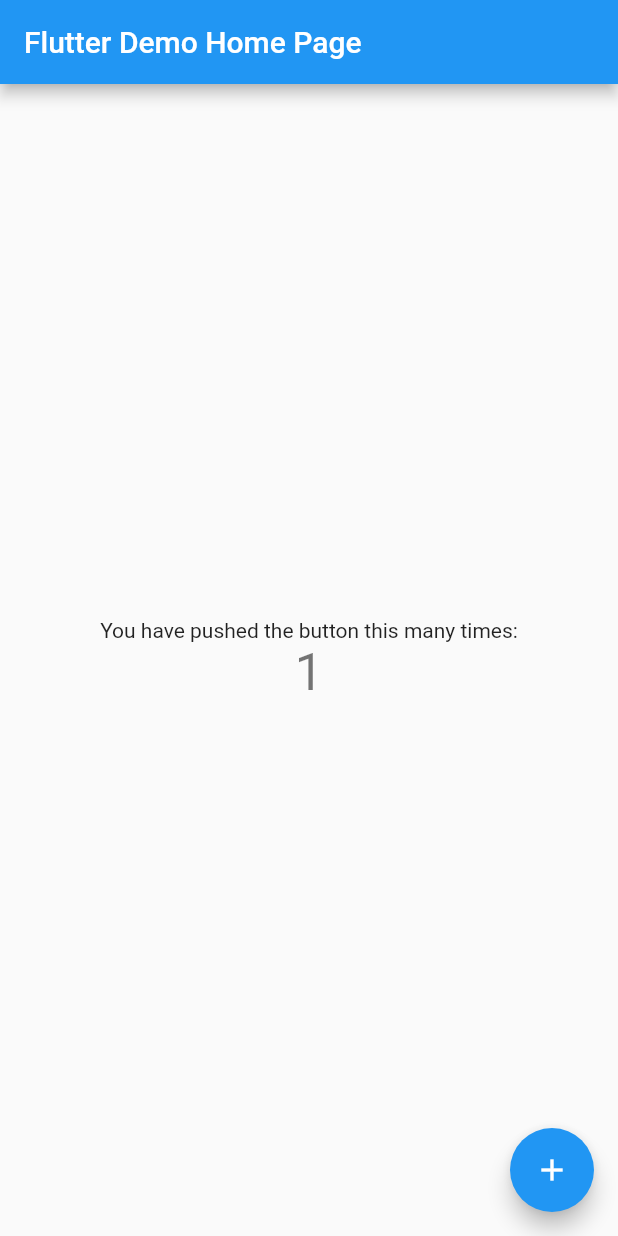
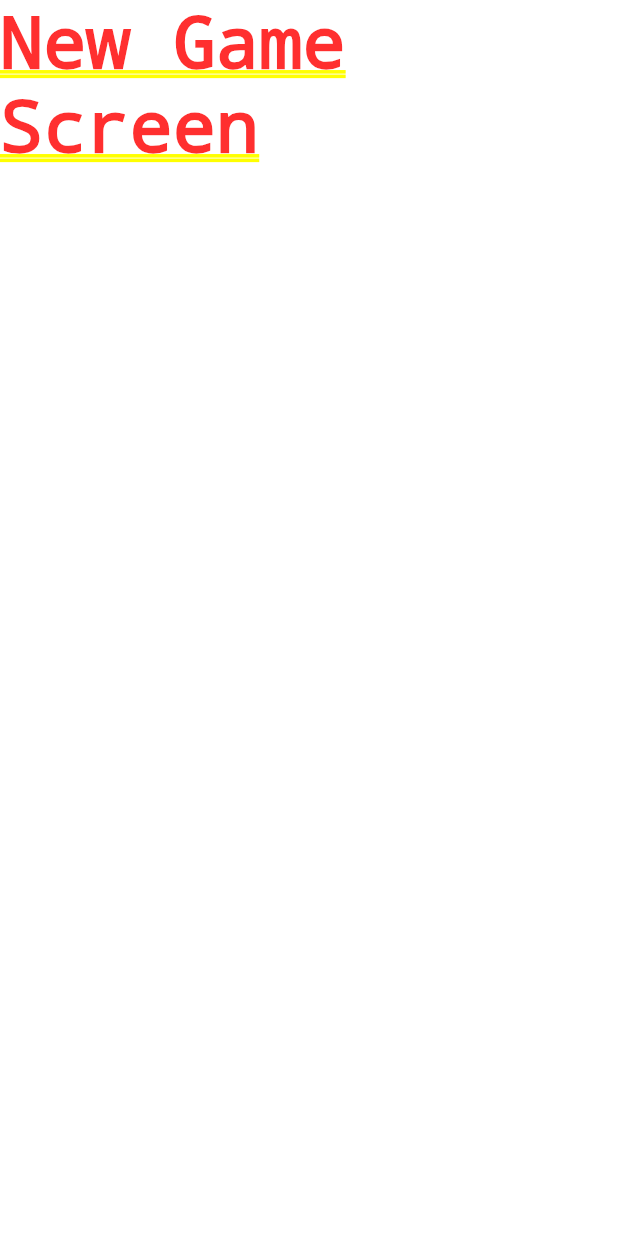
Before and after one commit to amatskevich/arkham_horror_statistic, a Flutter app: the screen it shows after launch, after a tap on the "add" icon, on a phone screen of 412 x 824 dp. Run offline on Flutter 3.47's test engine with Material 2 defaults, Android fonts, the phone set to English and light mode, and no system bars.

Commit message:
history screen

```diff
--- /dev/null
+++ b/lib/game_screen/new_game_screen.dart
@@ -0,0 +1,14 @@
+import 'package:flutter/material.dart';
+
+class NewGameScreen extends StatelessWidget {
+  static const routeName = '/new_game';
+
+  const NewGameScreen({Key? key}) : super(key: key);
+
+  @override
+  Widget build(BuildContext context) {
+    return Container(
+      child: Text('New Game Screen'),
+    );
+  }
+}
--- /dev/null
+++ b/lib/history_screen/game_row_widget.dart
@@ -0,0 +1,79 @@
+import 'package:arkham_horror_statistic/models/game.dart';
+import 'package:arkham_horror_statistic/models/game_status.dart';
+import 'package:flutter/material.dart';
+import 'package:intl/date_symbol_data_local.dart';
+import 'package:intl/intl.dart';
+
+class GameRow extends StatelessWidget {
+  final Game game;
+
+  const GameRow(this.game, {Key? key}) : super(key: key);
+
+  @override
+  Widget build(BuildContext context) {
+    initializeDateFormatting('ru_RU', null);
+    return Container(
+      decoration: BoxDecoration(
+        color: Colors.lightBlueAccent,
+        borderRadius: BorderRadius.circular(10),
+        boxShadow: const [
+          BoxShadow(color: Colors.black),
+        ],
+      ),
+      margin: const EdgeInsets.all(5),
+      padding: const EdgeInsets.all(5),
+      child: Row(
+        mainAxisAlignment: MainAxisAlignment.spaceAround,
+        children: [
+          Expanded(
+            child: Column(
+              children: [
+                SizedBox(
+                  width: double.infinity,
+                  child: Text(
+                    game.ancient,
+                    textAlign: TextAlign.center,
+                    style: const TextStyle(fontSize: 25),
+                  ),
+                ),
+                SizedBox(
+                  width: double.infinity,
+                  child: Text(
+                    DateFormat('E, d MMMM yyyy', 'ru_RU').format(game.date),
+                    textAlign: TextAlign.center,
+                    style: const TextStyle(fontSize: 20),
+                  ),
+                )
+              ],
+            ),
+          ),
+          _determinateIcon(game.status),
+        ],
+      ),
+    );
+  }
+
+  Icon _determinateIcon(GameStatus status) {
+    const size = 30.0;
+    switch (status) {
+      case GameStatus.win:
+        return const Icon(
+          Icons.check_circle_outlined,
+          color: Colors.blueGrey,
+          size: size,
+        );
+      case GameStatus.dead:
+        return const Icon(
+          Icons.cancel_outlined,
+          color: Colors.red,
+          size: size,
+        );
+      case GameStatus.inProgress:
+        return const Icon(
+          Icons.cached_outlined,
+          color: Colors.yellow,
+          size: size,
+        );
+    }
+  }
+}
--- /dev/null
+++ b/lib/history_screen/history_sreen.dart
@@ -0,0 +1,34 @@
+import 'package:arkham_horror_statistic/game_screen/new_game_screen.dart';
+import 'package:arkham_horror_statistic/providers/game_provider.dart';
+import 'package:flutter/material.dart';
+import 'package:provider/provider.dart';
+
+import 'game_row_widget.dart';
+
+class HistoryScreen extends StatelessWidget {
+  const HistoryScreen({Key? key}) : super(key: key);
+
+  @override
+  Widget build(BuildContext context) {
+    var games = Provider.of<GameProvider>(context, listen: false).games;
+    return Scaffold(
+      appBar: AppBar(
+        title: const Text('Журнал игр'),
+      ),
+      body: ListView.builder(
+        physics: const NeverScrollableScrollPhysics(),
+        padding: const EdgeInsets.all(8),
+        itemBuilder: (context, index) {
+          return GameRow(games[index]);
+        },
+        shrinkWrap: true,
+        itemCount: games.length,
+      ),
+      floatingActionButton: FloatingActionButton(
+        child: const Icon(Icons.add),
+        elevation: 0,
+        onPressed: () => Navigator.of(context).pushNamed(NewGameScreen.routeName),
+      ),
+    );
+  }
+}
--- a/lib/main.dart
+++ b/lib/main.dart
@@ -1,4 +1,10 @@
+import 'package:arkham_horror_statistic/providers/game_provider.dart';
 import 'package:flutter/material.dart';
+import 'package:flutter/services.dart';
+import 'package:provider/provider.dart';
+
+import 'game_screen/new_game_screen.dart';
+import 'history_screen/history_sreen.dart';
 
 void main() {
   runApp(const MyApp());
@@ -10,106 +16,25 @@ class MyApp extends StatelessWidget {
   // This widget is the root of your application.
   @override
   Widget build(BuildContext context) {
-    return MaterialApp(
-      title: 'Flutter Demo',
-      theme: ThemeData(
-        // This is the theme of your application.
-        //
-        // Try running your application with "flutter run". You'll see the
-        // application has a blue toolbar. Then, without quitting the app, try
-        // changing the primarySwatch below to Colors.green and then invoke
-        // "hot reload" (press "r" in the console where you ran "flutter run",
-        // or simply save your changes to "hot reload" in a Flutter IDE).
-        // Notice that the counter didn't reset back to zero; the application
-        // is not restarted.
-        primarySwatch: Colors.blue,
-      ),
-      home: const MyHomePage(title: 'Flutter Demo Home Page'),
+    SystemChrome.setPreferredOrientations([DeviceOrientation.portraitUp]);
+    return MultiProvider(
+      providers: [
+        ChangeNotifierProvider.value(value: GameProvider()),
+      ],
+      builder: (ctx, _) {
+        return MaterialApp(
+          // TODO Localization https://docs.flutter.dev/development/accessibility-and-localization/internationalization
+          title: 'Журнал Аркхэма',
+          initialRoute: '/',
+          theme: ThemeData(
+            primarySwatch: Colors.blue,
+          ),
+          routes: {
+            '/': (context) => const HistoryScreen(),
+            NewGameScreen.routeName: (_) => const NewGameScreen(),
+          },
+        );
+      },
     );
   }
 }
-
-class MyHomePage extends StatefulWidget {
-  const MyHomePage({Key? key, required this.title}) : super(key: key);
-
-  // This widget is the home page of your application. It is stateful, meaning
-  // that it has a State object (defined below) that contains fields that affect
-  // how it looks.
-
-  // This class is the configuration for the state. It holds the values (in this
-  // case the title) provided by the parent (in this case the App widget) and
-  // used by the build method of the State. Fields in a Widget subclass are
-  // always marked "final".
-
-  final String title;
-
-  @override
-  State<MyHomePage> createState() => _MyHomePageState();
-}
-
-class _MyHomePageState extends State<MyHomePage> {
-  int _counter = 0;
-
-  void _incrementCounter() {
-    setState(() {
-      // This call to setState tells the Flutter framework that something has
-      // changed in this State, which causes it to rerun the build method below
-      // so that the display can reflect the updated values. If we changed
-      // _counter without calling setState(), then the build method would not be
-      // called again, and so nothing would appear to happen.
-      _counter++;
-    });
-  }
-
-  @override
-  Widget build(BuildContext context) {
-    // This method is rerun every time setState is called, for instance as done
-    // by the _incrementCounter method above.
-    //
-    // The Flutter framework has been optimized to make rerunning build methods
-    // fast, so that you can just rebuild anything that needs updating rather
-    // than having to individually change instances of widgets.
-    return Scaffold(
-      appBar: AppBar(
-        // Here we take the value from the MyHomePage object that was created by
-        // the App.build method, and use it to set our appbar title.
-        title: Text(widget.title),
-      ),
-      body: Center(
-        // Center is a layout widget. It takes a single child and positions it
-        // in the middle of the parent.
-        child: Column(
-          // Column is also a layout widget. It takes a list of children and
-          // arranges them vertically. By default, it sizes itself to fit its
-          // children horizontally, and tries to be as tall as its parent.
-          //
-          // Invoke "debug painting" (press "p" in the console, choose the
-          // "Toggle Debug Paint" action from the Flutter Inspector in Android
-          // Studio, or the "Toggle Debug Paint" command in Visual Studio Code)
-          // to see the wireframe for each widget.
-          //
-          // Column has various properties to control how it sizes itself and
-          // how it positions its children. Here we use mainAxisAlignment to
-          // center the children vertically; the main axis here is the vertical
-          // axis because Columns are vertical (the cross axis would be
-          // horizontal).
-          mainAxisAlignment: MainAxisAlignment.center,
-          children: <Widget>[
-            const Text(
-              'You have pushed the button this many times:',
-            ),
-            Text(
-              '$_counter',
-              style: Theme.of(context).textTheme.headline4,
-            ),
-          ],
-        ),
-      ),
-      floatingActionButton: FloatingActionButton(
-        onPressed: _incrementCounter,
-        tooltip: 'Increment',
-        child: const Icon(Icons.add),
-      ), // This trailing comma makes auto-formatting nicer for build methods.
-    );
-  }
-}
--- /dev/null
+++ b/lib/models/game.dart
@@ -0,0 +1,27 @@
+import 'game_status.dart';
+
+class Game {
+  int id;
+  DateTime date;
+  int? duration;
+  String ancient;
+  List<String>? extensions;
+  List<String>? heralds;
+  List<String>? investigators;
+  GameStatus status;
+  String? scoring;
+  String? description;
+
+  Game(
+    this.id, {
+    required this.date,
+    this.duration,
+    required this.ancient,
+    this.extensions,
+    this.heralds,
+    this.investigators,
+    this.status = GameStatus.inProgress,
+    this.scoring,
+    this.description,
+  });
+}
--- /dev/null
+++ b/lib/models/game_status.dart
@@ -0,0 +1,3 @@
+enum GameStatus {
+  inProgress, win, dead
+}
--- /dev/null
+++ b/lib/providers/game_provider.dart
@@ -0,0 +1,18 @@
+import 'package:arkham_horror_statistic/models/game.dart';
+import 'package:arkham_horror_statistic/models/game_status.dart';
+import 'package:flutter/material.dart';
+
+class GameProvider with ChangeNotifier {
+  final List<Game> _games = [
+    Game(3, ancient: "Ktulhu", date: DateTime.now()),
+    Game(2, ancient: "Azatot", date: DateTime(2022, 1, 15), status: GameStatus.dead),
+    Game(1, ancient: "Yig", date: DateTime(2021, 12, 18), status: GameStatus.win),
+  ];
+
+  void addGame(Game newGame) {
+    _games.add(newGame);
+    notifyListeners();
+  }
+
+  List<Game> get games => [..._games];
+}
--- a/pubspec.yaml
+++ b/pubspec.yaml
@@ -29,6 +29,8 @@ environment:
 dependencies:
   flutter:
     sdk: flutter
+  provider: ^6.0.0
+  intl: ^0.17.0
 
 
   # The following adds the Cupertino Icons font to your application.
```
Also changed, not shown: 1 other file.
